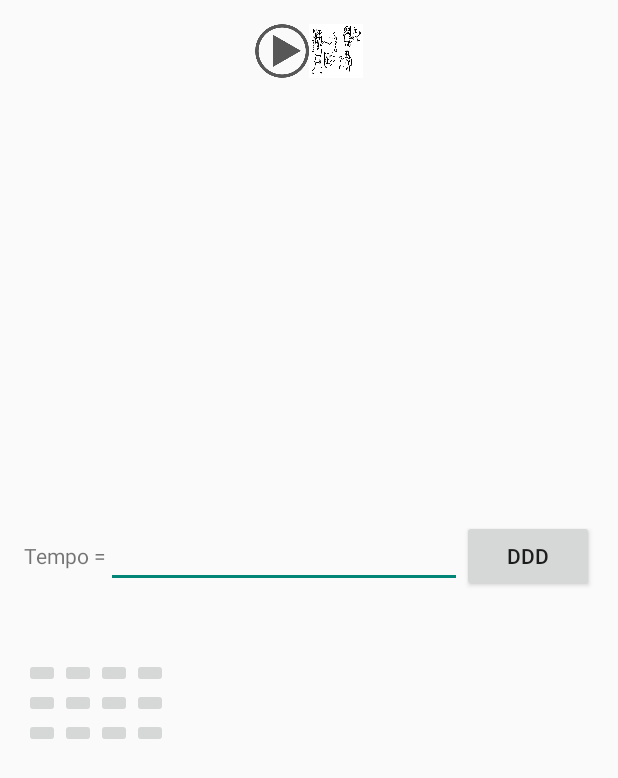
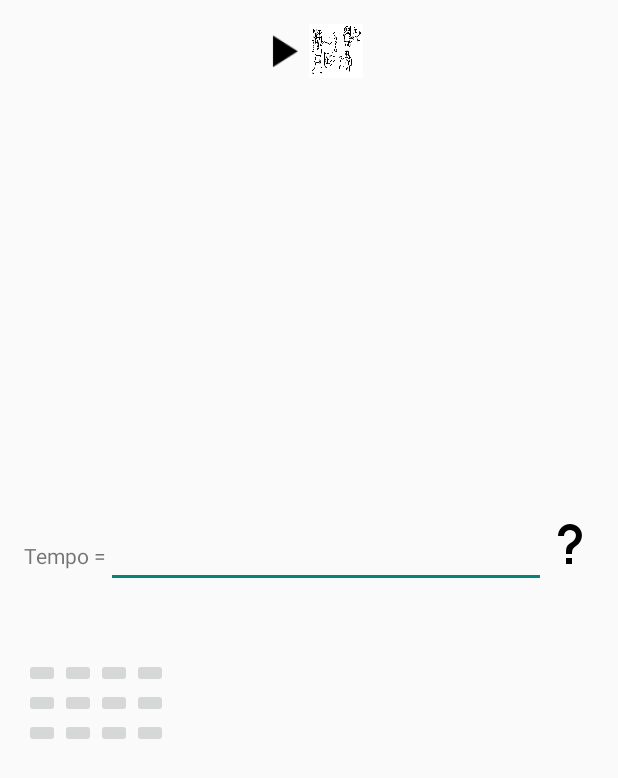
Before and after one commit to CombatCube/Wrhythm, an Android app: the screen it shows after launch (MainActivity), on a phone screen of 412 x 824 dp. Shown: the top 778 px of the screen. Run offline under Robolectric (Android 15) with nearby library versions, the light colour scheme and no system bars.

Commit message:
png and stuff

```diff
--- a/app/src/main/res/drawable/ic_play_toggle.xml
+++ b/app/src/main/res/drawable/ic_play_toggle.xml
@@ -2,8 +2,8 @@
 <selector xmlns:android="http://schemas.android.com/apk/res/android">
     <item
         android:state_checked="false"
-        android:drawable="@drawable/play_button"/>
+        android:drawable="@drawable/play"/>
     <item
         android:state_checked="true"
-        android:drawable="@drawable/pause_button"/>
+        android:drawable="@drawable/pause"/>
 </selector>
--- a/app/src/main/res/drawable/ic_repeat_toggle.xml
+++ b/app/src/main/res/drawable/ic_repeat_toggle.xml
@@ -5,5 +5,5 @@
         android:drawable="@drawable/repeat_off"/>
     <item
         android:state_checked="true"
-        android:drawable="@drawable/repeat_on"/>
+        android:drawable="@drawable/ic_cached_black_48dp"/>
 </selector>
--- a/app/src/main/res/layout/activity_main.xml
+++ b/app/src/main/res/layout/activity_main.xml
@@ -83,11 +83,12 @@
                     android:id="@+id/tempoEditorBox"
                     android:layout_weight="1" />
 
-                <Button
+                <ImageButton
                     android:layout_width="wrap_content"
                     android:layout_height="wrap_content"
-                    android:text="ddd"
-                    android:id="@+id/randomButton" />
+                    android:id="@+id/randomButton"
+                    android:background="@drawable/help"/>
+
             </LinearLayout>
         </LinearLayout>
 
```
Also changed, not shown: app/src/main/res/drawable-hdpi/help.png (added), app/src/main/res/drawable-hdpi/ic_cached_black_48dp.png (added), app/src/main/res/drawable-hdpi/pause.png (added), app/src/main/res/drawable-hdpi/play.png (added), app/src/main/res/drawable-mdpi/help.png (added), app/src/main/res/drawable-mdpi/ic_cached_black_48dp.png (added), app/src/main/res/drawable-mdpi/pause.png (added), app/src/main/res/drawable-mdpi/play.png (added), app/src/main/res/drawable-xhdpi/help.png (added), app/src/main/res/drawable-xhdpi/ic_cached_black_48dp.png (added), app/src/main/res/drawable-xhdpi/pause.png (added), app/src/main/res/drawable-xhdpi/play.png (added), app/src/main/res/drawable-xxhdpi/help.png (added), app/src/main/res/drawable-xxhdpi/ic_cached_black_48dp.png (added), 2 more files, 2 other files.
